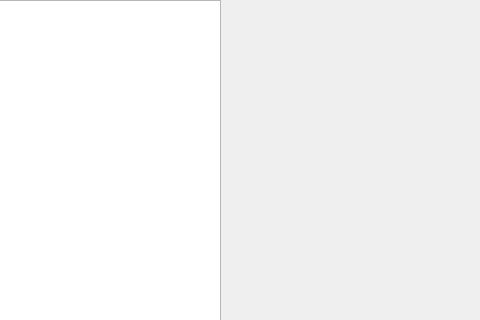
Before: the Qt Designer form mainwindow.ui in Kasia4/Artificial-life-simulator, drawn with Qt 5; both pictures show x 370 to 850 and y 0 to 320 of the 850 by 600 pixel window.
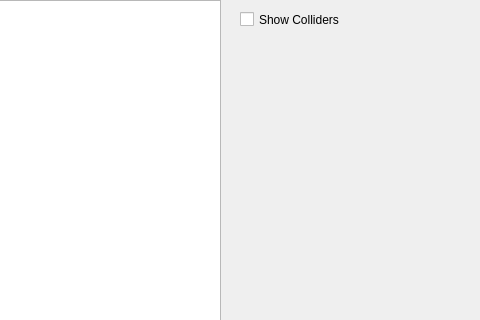
After: the same form once the commit is applied.

Commit message: Colliders show/hide option added

```diff
--- a/mainwindow.ui
+++ b/mainwindow.ui
@@ -50,6 +50,22 @@
      <string>Statistics</string>
     </property>
    </widget>
+   <widget class="QCheckBox" name="collidersCheckBox">
+    <property name="geometry">
+     <rect>
+      <x>610</x>
+      <y>10</y>
+      <width>101</width>
+      <height>19</height>
+     </rect>
+    </property>
+    <property name="text">
+     <string>Show Colliders</string>
+    </property>
+    <property name="tristate">
+     <bool>false</bool>
+    </property>
+   </widget>
   </widget>
   <widget class="QMenuBar" name="menuBar">
    <property name="geometry">
```
Left out of the diff: 2 changed lines with no effect on the pictures. The commit also changes 8 other files.
